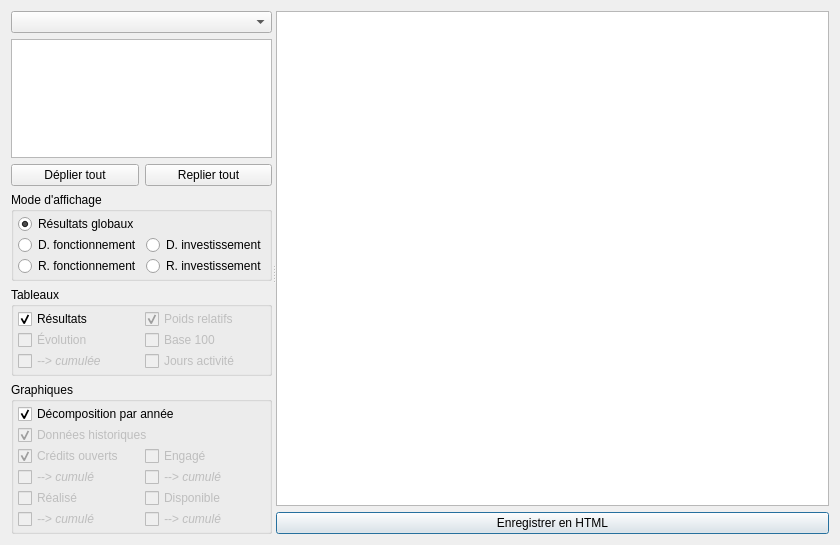
Before: the Qt Designer form formauditexplore.ui in GiPiLab/ProtonClassicSuite, drawn with Qt 5.
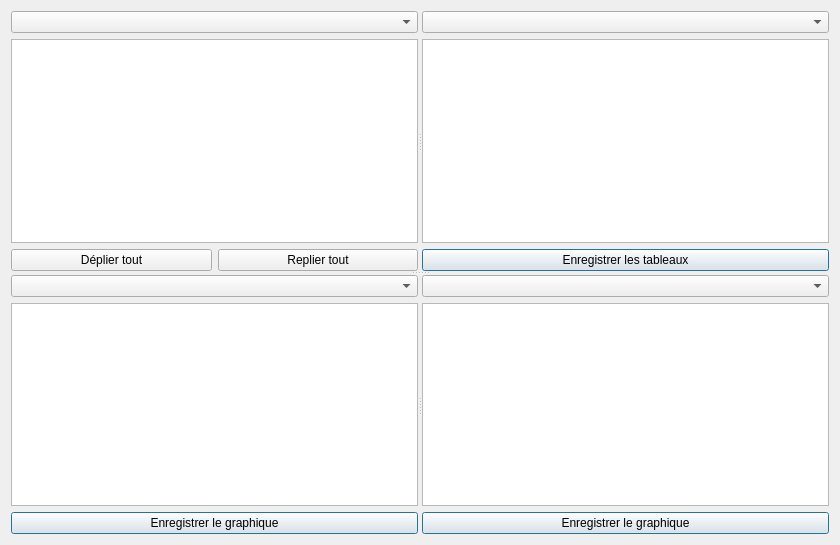
After: the same form once the commit is applied. Icons and pictures are not drawn. Custom widgets are drawn as their Qt base class.

Commit message:
New version of FormAuditExplore with different logic (part 1)
	- One table zone and two chart zones instead of a big document
	- Refactor pcx_tables to add description models
	- not yet finished !

The edit to the form file:
```diff
--- a/formauditexplore.ui
+++ b/formauditexplore.ui
@@ -17,428 +17,158 @@
    <iconset resource="Images.qrc">
     <normaloff>:/icons/icons/exploreAudit.png</normaloff>:/icons/icons/exploreAudit.png</iconset>
   </property>
-  <layout class="QVBoxLayout" name="verticalLayout_4">
+  <layout class="QHBoxLayout" name="horizontalLayout">
    <item>
-    <widget class="QSplitter" name="splitter">
+    <widget class="QSplitter" name="splitter_3">
      <property name="orientation">
-      <enum>Qt::Horizontal</enum>
+      <enum>Qt::Vertical</enum>
      </property>
-     <widget class="QWidget" name="layoutWidget1">
-      <layout class="QGridLayout" name="gridLayout_5">
-       <item row="2" column="0">
-        <widget class="QPushButton" name="pushButtonExpandAll">
-         <property name="text">
-          <string>Déplier tout</string>
-         </property>
-        </widget>
-       </item>
-       <item row="2" column="1">
-        <widget class="QPushButton" name="pushButtonCollapseAll">
-         <property name="text">
-          <string>Replier tout</string>
-         </property>
-        </widget>
-       </item>
-       <item row="1" column="0" colspan="2">
-        <widget class="QTreeView" name="treeView">
-         <property name="toolTip">
-          <string>&lt;html&gt;&lt;head/&gt;&lt;body&gt;&lt;p&gt;Clic gauche pour sélectionner le noeud à étudier, double clic pour sélectionner le noeud de référence pour les comparaisons de certains tableaux et graphiques.&lt;/p&gt;&lt;/body&gt;&lt;/html&gt;</string>
-         </property>
-         <property name="editTriggers">
-          <set>QAbstractItemView::NoEditTriggers</set>
-         </property>
-         <property name="showDropIndicator" stdset="0">
-          <bool>false</bool>
-         </property>
-         <property name="expandsOnDoubleClick">
-          <bool>false</bool>
-         </property>
-         <attribute name="headerVisible">
-          <bool>false</bool>
-         </attribute>
-        </widget>
-       </item>
-       <item row="0" column="0" colspan="2">
-        <widget class="QComboBox" name="comboListAudits"/>
-       </item>
-       <item row="4" column="0" colspan="2">
-        <widget class="QGroupBox" name="groupBoxMode">
-         <property name="title">
-          <string>Mode d'affichage</string>
-         </property>
-         <layout class="QGridLayout" name="gridLayout_3">
-          <property name="leftMargin">
-           <number>4</number>
+     <widget class="QSplitter" name="splitter_2">
+      <property name="orientation">
+       <enum>Qt::Horizontal</enum>
+      </property>
+      <widget class="QWidget" name="">
+       <layout class="QGridLayout" name="gridLayout">
+        <item row="0" column="0" colspan="2">
+         <widget class="QComboBox" name="comboListAudits"/>
+        </item>
+        <item row="1" column="0" colspan="2">
+         <widget class="QTreeView" name="treeView">
+          <property name="toolTip">
+           <string>&lt;html&gt;&lt;head/&gt;&lt;body&gt;&lt;p&gt;Clic gauche pour sélectionner le noeud à étudier, double clic pour sélectionner le noeud de référence pour les comparaisons de certains tableaux et graphiques.&lt;/p&gt;&lt;/body&gt;&lt;/html&gt;</string>
           </property>
-          <property name="topMargin">
-           <number>2</number>
+          <property name="editTriggers">
+           <set>QAbstractItemView::NoEditTriggers</set>
           </property>
-          <property name="rightMargin">
-           <number>2</number>
+          <property name="showDropIndicator" stdset="0">
+           <bool>false</bool>
           </property>
-          <property name="bottomMargin">
-           <number>2</number>
+          <property name="expandsOnDoubleClick">
+           <bool>false</bool>
           </property>
-          <property name="horizontalSpacing">
-           <number>4</number>
+          <attribute name="headerVisible">
+           <bool>false</bool>
+          </attribute>
+         </widget>
+        </item>
+        <item row="2" column="0">
+         <widget class="QPushButton" name="pushButtonExpandAll">
+          <property name="text">
+           <string>Déplier tout</string>
           </property>
-          <property name="verticalSpacing">
-           <number>1</number>
+         </widget>
+        </item>
+        <item row="2" column="1">
+         <widget class="QPushButton" name="pushButtonCollapseAll">
+          <property name="text">
+           <string>Replier tout</string>
           </property>
-          <item row="2" column="0">
-           <widget class="QRadioButton" name="radioButtonRF">
-            <property name="text">
-             <string>R. fonctionnement</string>
-            </property>
-           </widget>
-          </item>
-          <item row="1" column="1">
-           <widget class="QRadioButton" name="radioButtonDI">
-            <property name="text">
-             <string>D. investissement</string>
-            </property>
-           </widget>
-          </item>
-          <item row="2" column="1">
-           <widget class="QRadioButton" name="radioButtonRI">
-            <property name="text">
-             <string>R. investissement</string>
-            </property>
-           </widget>
-          </item>
-          <item row="0" column="0" colspan="2">
-           <widget class="QRadioButton" name="radioButtonGlobal">
-            <property name="toolTip">
-             <string>&lt;html&gt;&lt;head/&gt;&lt;body&gt;&lt;p&gt;Résultats combinant les dépenses et les recettes de fonctionnement et d'investissement&lt;/p&gt;&lt;/body&gt;&lt;/html&gt;</string>
-            </property>
-            <property name="text">
-             <string>Résultats globaux</string>
-            </property>
-            <property name="checked">
-             <bool>true</bool>
-            </property>
-           </widget>
-          </item>
-          <item row="1" column="0">
-           <widget class="QRadioButton" name="radioButtonDF">
-            <property name="text">
-             <string>D. fonctionnement</string>
-            </property>
-           </widget>
-          </item>
-         </layout>
-        </widget>
-       </item>
-       <item row="5" column="0" colspan="2">
-        <widget class="QGroupBox" name="groupBoxTables">
-         <property name="whatsThis">
-          <string>&lt;html&gt;&lt;head/&gt;&lt;body&gt;&lt;p&gt;Liste des tableaux à afficher&lt;/p&gt;&lt;/body&gt;&lt;/html&gt;</string>
-         </property>
-         <property name="title">
-          <string>Tableaux</string>
-         </property>
-         <layout class="QGridLayout" name="gridLayout">
-          <property name="leftMargin">
-           <number>4</number>
+         </widget>
+        </item>
+       </layout>
+      </widget>
+      <widget class="QWidget" name="">
+       <layout class="QVBoxLayout" name="verticalLayout_3">
+        <item>
+         <widget class="QComboBox" name="comboBoxTable"/>
+        </item>
+        <item>
+         <widget class="QTextEdit" name="textEdit">
+          <property name="acceptDrops">
+           <bool>false</bool>
           </property>
-          <property name="topMargin">
-           <number>2</number>
+          <property name="undoRedoEnabled">
+           <bool>false</bool>
           </property>
-          <property name="rightMargin">
-           <number>2</number>
+          <property name="readOnly">
+           <bool>true</bool>
           </property>
-          <property name="bottomMargin">
-           <number>2</number>
+          <property name="textInteractionFlags">
+           <set>Qt::NoTextInteraction</set>
           </property>
-          <property name="horizontalSpacing">
-           <number>4</number>
+         </widget>
+        </item>
+        <item>
+         <widget class="QPushButton" name="saveButton">
+          <property name="text">
+           <string>Enregistrer les tableaux</string>
           </property>
-          <property name="verticalSpacing">
-           <number>1</number>
+          <property name="icon">
+           <iconset resource="Images.qrc">
+            <normaloff>:/icons/icons/html.png</normaloff>:/icons/icons/html.png</iconset>
           </property>
-          <item row="2" column="0">
-           <widget class="QCheckBox" name="checkBoxEvolution">
-            <property name="enabled">
-             <bool>false</bool>
-            </property>
-            <property name="text">
-             <string>Évolution</string>
-            </property>
-           </widget>
-          </item>
-          <item row="3" column="1">
-           <widget class="QCheckBox" name="checkBoxJoursAct">
-            <property name="enabled">
-             <bool>false</bool>
-            </property>
-            <property name="text">
-             <string>Jours activité</string>
-            </property>
-           </widget>
-          </item>
-          <item row="0" column="1">
-           <widget class="QCheckBox" name="checkBoxPoidsRelatif">
-            <property name="enabled">
-             <bool>false</bool>
-            </property>
-            <property name="text">
-             <string>Poids relatifs</string>
-            </property>
-            <property name="checked">
-             <bool>true</bool>
-            </property>
-           </widget>
-          </item>
-          <item row="0" column="0">
-           <widget class="QCheckBox" name="checkBoxResults">
-            <property name="enabled">
-             <bool>true</bool>
-            </property>
-            <property name="text">
-             <string>Résultats</string>
-            </property>
-            <property name="checked">
-             <bool>true</bool>
-            </property>
-           </widget>
-          </item>
-          <item row="3" column="0">
-           <widget class="QCheckBox" name="checkBoxEvolutionCumul">
-            <property name="enabled">
-             <bool>false</bool>
-            </property>
-            <property name="font">
-             <font>
-              <italic>true</italic>
-             </font>
-            </property>
-            <property name="text">
-             <string>--&gt; cumulée</string>
-            </property>
-           </widget>
-          </item>
-          <item row="2" column="1">
-           <widget class="QCheckBox" name="checkBoxBase100">
-            <property name="enabled">
-             <bool>false</bool>
-            </property>
-            <property name="text">
-             <string>Base 100</string>
-            </property>
-           </widget>
-          </item>
-         </layout>
-        </widget>
-       </item>
-       <item row="6" column="0" colspan="2">
-        <widget class="QGroupBox" name="groupBoxGraphics">
-         <property name="whatsThis">
-          <string>&lt;html&gt;&lt;head/&gt;&lt;body&gt;&lt;p&gt;Liste des graphiques à afficher&lt;/p&gt;&lt;/body&gt;&lt;/html&gt;</string>
-         </property>
-         <property name="title">
-          <string>Graphiques</string>
-         </property>
-         <layout class="QGridLayout" name="gridLayout_2">
-          <property name="leftMargin">
-           <number>4</number>
+          <property name="default">
+           <bool>true</bool>
           </property>
-          <property name="topMargin">
-           <number>2</number>
-          </property>
-          <property name="rightMargin">
-           <number>2</number>
-          </property>
-          <property name="bottomMargin">
-           <number>2</number>
-          </property>
-          <property name="horizontalSpacing">
-           <number>4</number>
-          </property>
-          <property name="verticalSpacing">
-           <number>1</number>
-          </property>
-          <item row="0" column="0" colspan="2">
-           <widget class="QCheckBox" name="checkBoxRecapGraph">
-            <property name="text">
-             <string>Décomposition par année</string>
-            </property>
-            <property name="checked">
-             <bool>true</bool>
-            </property>
-           </widget>
-          </item>
-          <item row="2" column="0">
-           <widget class="QCheckBox" name="checkBoxOuvert">
-            <property name="enabled">
-             <bool>false</bool>
-            </property>
-            <property name="text">
-             <string>Crédits ouverts</string>
-            </property>
-            <property name="checked">
-             <bool>true</bool>
-            </property>
-           </widget>
-          </item>
-          <item row="2" column="1">
-           <widget class="QCheckBox" name="checkBoxEngage">
-            <property name="enabled">
-             <bool>false</bool>
-            </property>
-            <property name="text">
-             <string>Engagé</string>
-            </property>
-           </widget>
-          </item>
-          <item row="3" column="0">
-           <widget class="QCheckBox" name="checkBoxOuvertCumul">
-            <property name="enabled">
-             <bool>false</bool>
-            </property>
-            <property name="font">
-             <font>
-              <italic>true</italic>
-             </font>
-            </property>
-            <property name="text">
-             <string>--&gt; cumulé</string>
-            </property>
-           </widget>
-          </item>
-          <item row="4" column="0">
-           <widget class="QCheckBox" name="checkBoxRealise">
-            <property name="enabled">
-             <bool>false</bool>
-            </property>
-            <property name="text">
-             <string>Réalisé</string>
-            </property>
-           </widget>
-          </item>
-          <item row="5" column="0">
-           <widget class="QCheckBox" name="checkBoxRealiseCumul">
-            <property name="enabled">
-             <bool>false</bool>
-            </property>
-            <property name="font">
-             <font>
-              <italic>true</italic>
-             </font>
-            </property>
-            <property name="text">
-             <string>--&gt; cumulé</string>
-            </property>
-           </widget>
-          </item>
-          <item row="3" column="1">
-           <widget class="QCheckBox" name="checkBoxEngageCumul">
-            <property name="enabled">
-             <bool>false</bool>
-            </property>
-            <property name="font">
-             <font>
-              <italic>true</italic>
-             </font>
-            </property>
-            <property name="text">
-             <string>--&gt; cumulé</string>
-            </property>
-           </widget>
-          </item>
-          <item row="4" column="1">
-           <widget class="QCheckBox" name="checkBoxDisponible">
-            <property name="enabled">
-             <bool>false</bool>
-            </property>
-            <property name="text">
-             <string>Disponible</string>
-            </property>
-           </widget>
-          </item>
-          <item row="5" column="1">
-           <widget class="QCheckBox" name="checkBoxDisponibleCumul">
-            <property name="enabled">
-             <bool>false</bool>
-            </property>
-            <property name="font">
-             <font>
-              <italic>true</italic>
-             </font>
-            </property>
-            <property name="text">
-             <string>--&gt; cumulé</string>
-            </property>
-           </widget>
-          </item>
-          <item row="1" column="0" colspan="2">
-           <widget class="QCheckBox" name="checkBoxRawHistoryData">
-            <property name="enabled">
-             <bool>false</bool>
-            </property>
-            <property name="text">
-             <string>Données historiques</string>
-            </property>
-            <property name="checked">
-             <bool>true</bool>
-            </property>
-           </widget>
-          </item>
-         </layout>
-        </widget>
-       </item>
-      </layout>
+         </widget>
+        </item>
+       </layout>
+      </widget>
      </widget>
-     <widget class="QWidget" name="layoutWidget">
-      <layout class="QGridLayout" name="gridLayout_4">
-       <item row="1" column="0" colspan="2">
-        <widget class="QTextEdit" name="textEdit">
-         <property name="acceptDrops">
-          <bool>false</bool>
-         </property>
-         <property name="undoRedoEnabled">
-          <bool>false</bool>
-         </property>
-         <property name="readOnly">
-          <bool>true</bool>
-         </property>
-         <property name="textInteractionFlags">
-          <set>Qt::NoTextInteraction</set>
-         </property>
-        </widget>
-       </item>
-       <item row="0" column="0" colspan="2">
-        <spacer name="horizontalSpacer">
-         <property name="orientation">
-          <enum>Qt::Horizontal</enum>
-         </property>
-         <property name="sizeHint" stdset="0">
-          <size>
-           <width>680</width>
-           <height>0</height>
-          </size>
-         </property>
-        </spacer>
-       </item>
-       <item row="2" column="0" colspan="2">
-        <widget class="QPushButton" name="saveButton">
-         <property name="text">
-          <string>Enregistrer en HTML</string>
-         </property>
-         <property name="icon">
-          <iconset resource="Images.qrc">
-           <normaloff>:/icons/icons/html.png</normaloff>:/icons/icons/html.png</iconset>
-         </property>
-         <property name="default">
-          <bool>true</bool>
-         </property>
-        </widget>
-       </item>
-      </layout>
+     <widget class="QSplitter" name="splitter">
+      <property name="orientation">
+       <enum>Qt::Horizontal</enum>
+      </property>
+      <widget class="QWidget" name="">
+       <layout class="QVBoxLayout" name="verticalLayout">
+        <item>
+         <widget class="QComboBox" name="comboBoxChart1"/>
+        </item>
+        <item>
+         <widget class="QChartView" name="chartView1"/>
+        </item>
+        <item>
+         <widget class="QPushButton" name="saveChart1Button">
+          <property name="text">
+           <string>Enregistrer le graphique</string>
+          </property>
+          <property name="icon">
+           <iconset resource="Images.qrc">
+            <normaloff>:/icons/icons/picture_save.png</normaloff>:/icons/icons/picture_save.png</iconset>
+          </property>
+          <property name="default">
+           <bool>true</bool>
+          </property>
+         </widget>
+        </item>
+       </layout>
+      </widget>
+      <widget class="QWidget" name="">
+       <layout class="QVBoxLayout" name="verticalLayout_2">
+        <item>
+         <widget class="QComboBox" name="comboBoxChart2"/>
+        </item>
+        <item>
+         <widget class="QChartView" name="chartView2"/>
+        </item>
+        <item>
+         <widget class="QPushButton" name="saveChart2Button">
+          <property name="text">
+           <string>Enregistrer le graphique</string>
+          </property>
+          <property name="icon">
+           <iconset resource="Images.qrc">
+            <normaloff>:/icons/icons/picture_save.png</normaloff>:/icons/icons/picture_save.png</iconset>
+          </property>
+          <property name="default">
+           <bool>true</bool>
+          </property>
+         </widget>
+        </item>
+       </layout>
+      </widget>
      </widget>
     </widget>
    </item>
   </layout>
  </widget>
+ <customwidgets>
+  <customwidget>
+   <class>QChartView</class>
+   <extends>QGraphicsView</extends>
+   <header location="global">QtCharts</header>
+  </customwidget>
+ </customwidgets>
  <tabstops>
   <tabstop>comboListAudits</tabstop>
   <tabstop>treeView</tabstop>
```
Left out of the diff: 20 changed lines with no effect on the pictures. The commit also changes 8 other files.
